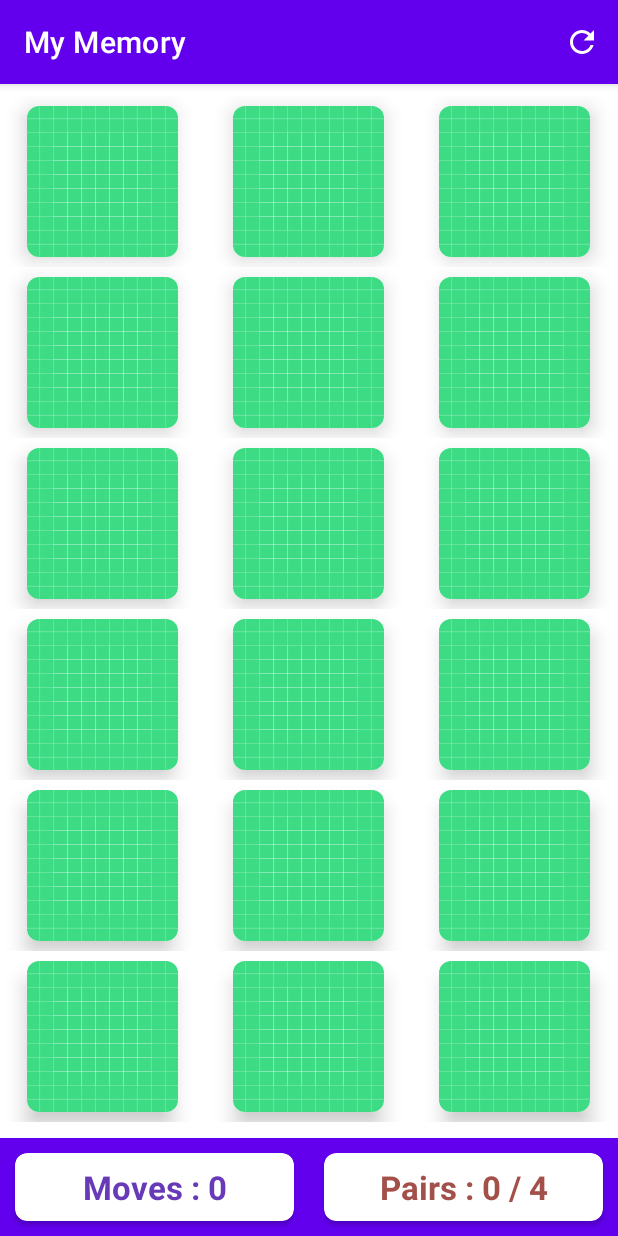
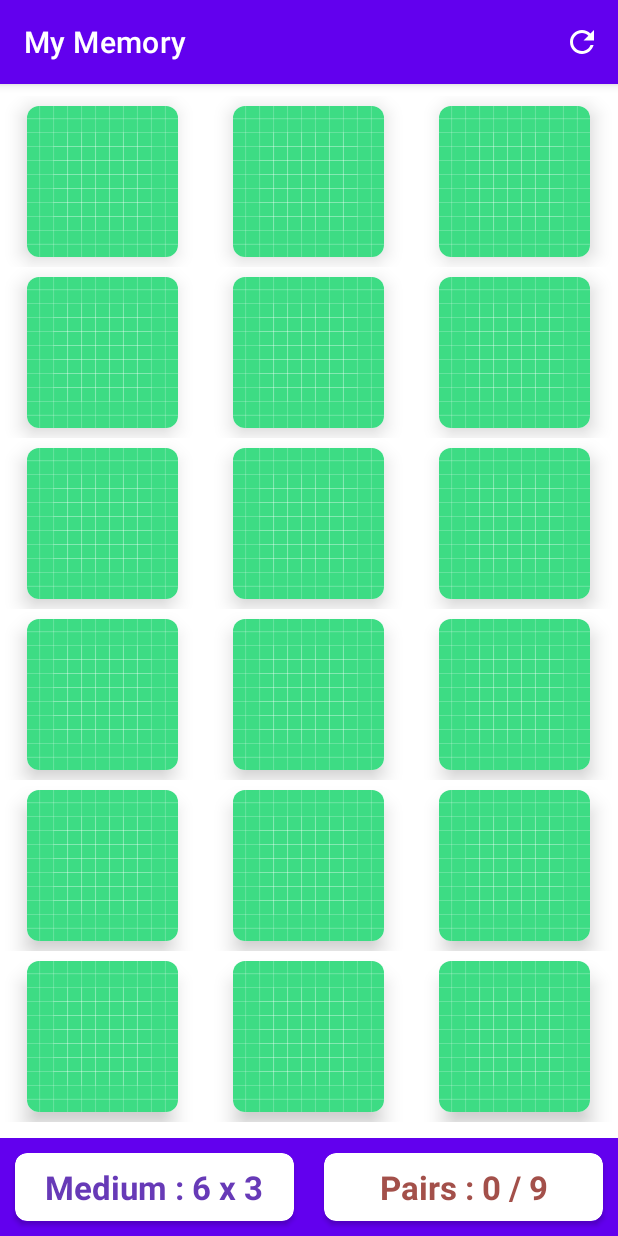
Before and after one commit to RaffayHusayn/Flippy-Cards-Game, an Android app: the screen it shows after launch (MainActivity), on a phone screen of 412 x 824 dp. Run offline under Robolectric (Android 15) with nearby library versions, the phone set to English and light mode, and no system bars; libraries missing offline, so code that uses them is left out: android.content.

Commit message:
Dynamically setup the UI text buttons on Game Start and Refresh

```diff
--- a/app/src/main/java/com/fclass/memorygame/MainActivity.kt
+++ b/app/src/main/java/com/fclass/memorygame/MainActivity.kt
@@ -118,6 +118,23 @@
 
     //all the logic to setup a new game ofter REFRESH
     private fun setupBoard() {
+        //dynamically setting the UI text boxes
+        when (boardSize) {
+            BoardSize.EASY -> {
+                tvNumMoves.text = "Easy : 4 x 2"
+                tvNumPairs.text = "Pairs : 0 / 4"
+            }
+            BoardSize.MEDIUM -> {
+                tvNumMoves.text = "Medium : 6 x 3"
+                tvNumPairs.text = "Pairs : 0 / 9"
+            }
+            BoardSize.HARD -> {
+                tvNumMoves.text = "Hard : 6 x 4"
+                tvNumPairs.text = "Pairs : 0 / 24"
+            }
+        }
+
+
         memoryGame = MemoryGame(boardSize)
         //second parameter in MemoryBoardAdapter is boardSize not boardSize.numCards because we made this
         //class and the data type for second parameter is not int but BoardSize
```
